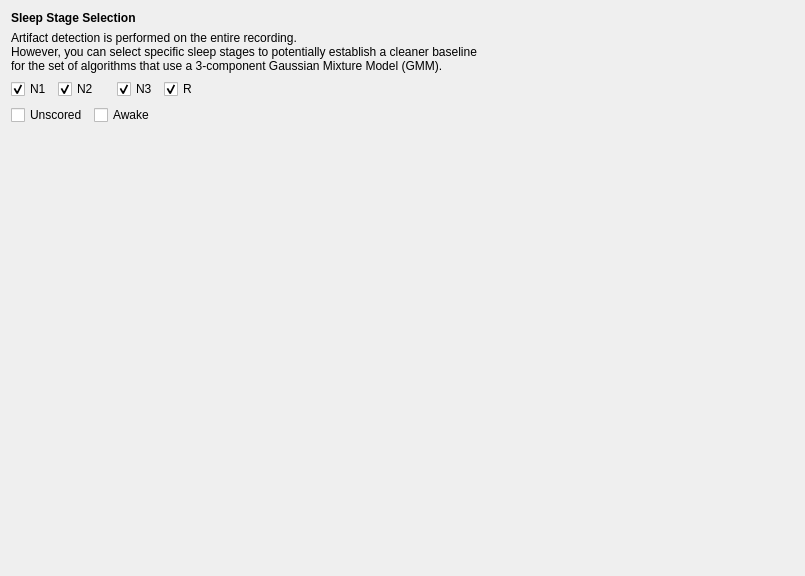
This is tools/CEAMSTools/DetectArtifacts/SleepStageSelStep/Ui_SleepStageSelStep.ui in SnoozToolbox/snooz-package-ceams as Qt 5 draws it before an edit. The edited form follows.
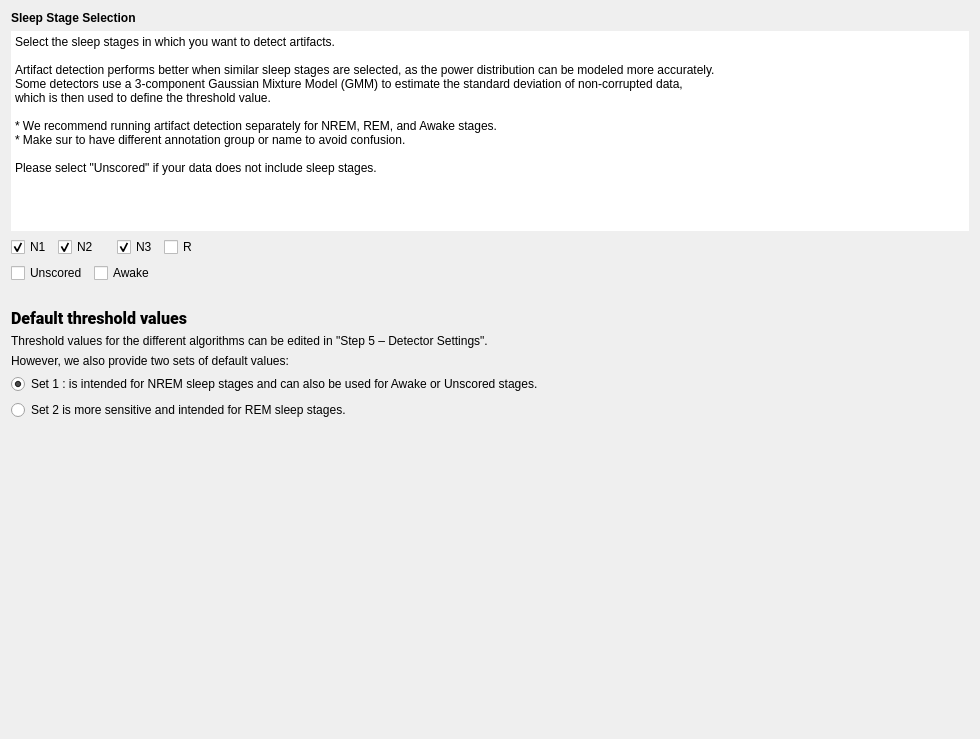
This is the edited form.

Commit message: WIP : still need to adapt thresholds.

The edit to the form file:
```diff
--- a/tools/CEAMSTools/DetectArtifacts/SleepStageSelStep/Ui_SleepStageSelStep.ui
+++ b/tools/CEAMSTools/DetectArtifacts/SleepStageSelStep/Ui_SleepStageSelStep.ui
@@ -6,8 +6,8 @@
    <rect>
     <x>0</x>
     <y>0</y>
-    <width>805</width>
-    <height>576</height>
+    <width>980</width>
+    <height>739</height>
    </rect>
   </property>
   <property name="windowTitle">
@@ -16,22 +16,69 @@
   <property name="styleSheet">
    <string notr="true">font: 12pt &quot;Roboto&quot;;</string>
   </property>
-  <layout class="QVBoxLayout" name="verticalLayout_2">
-   <item>
     <layout class="QVBoxLayout" name="verticalLayout">
      <item>
       <widget class="QLabel" name="label_7">
+     <property name="sizePolicy">
+      <sizepolicy hsizetype="Preferred" vsizetype="Fixed">
+       <horstretch>0</horstretch>
+       <verstretch>0</verstretch>
+      </sizepolicy>
+     </property>
        <property name="text">
         <string>&lt;html&gt;&lt;head/&gt;&lt;body&gt;&lt;p&gt;&lt;span style=&quot; font-weight:600;&quot;&gt;Sleep Stage Selection&lt;/span&gt;&lt;/p&gt;&lt;/body&gt;&lt;/html&gt;</string>
        </property>
       </widget>
      </item>
      <item>
-      <widget class="QLabel" name="label_8">
-       <property name="text">
-        <string>Artifact detection is performed on the entire recording.
-However, you can select specific sleep stages to potentially establish a cleaner baseline
-for the set of algorithms that use a 3-component Gaussian Mixture Model (GMM).</string>
+    <widget class="QPlainTextEdit" name="plainTextEdit">
+     <property name="sizePolicy">
+      <sizepolicy hsizetype="Expanding" vsizetype="Preferred">
+       <horstretch>0</horstretch>
+       <verstretch>0</verstretch>
+      </sizepolicy>
+     </property>
+     <property name="minimumSize">
+      <size>
+       <width>0</width>
+       <height>200</height>
+      </size>
+     </property>
+     <property name="maximumSize">
+      <size>
+       <width>16777215</width>
+       <height>200</height>
+      </size>
+     </property>
+     <property name="frameShape">
+      <enum>QFrame::Shape::NoFrame</enum>
+     </property>
+     <property name="lineWidth">
+      <number>0</number>
+     </property>
+     <property name="verticalScrollBarPolicy">
+      <enum>Qt::ScrollBarPolicy::ScrollBarAsNeeded</enum>
+     </property>
+     <property name="horizontalScrollBarPolicy">
+      <enum>Qt::ScrollBarPolicy::ScrollBarAsNeeded</enum>
+     </property>
+     <property name="sizeAdjustPolicy">
+      <enum>QAbstractScrollArea::SizeAdjustPolicy::AdjustToContents</enum>
+     </property>
+     <property name="readOnly">
+      <bool>true</bool>
+     </property>
+     <property name="plainText">
+      <string>Select the sleep stages in which you want to detect artifacts.
+
+Artifact detection performs better when similar sleep stages are selected, as the power distribution can be modeled more accurately. 
+Some detectors use a 3-component Gaussian Mixture Model (GMM) to estimate the standard deviation of non-corrupted data, 
+which is then used to define the threshold value.
+
+* We recommend running artifact detection separately for NREM, REM, and Awake stages.
+* Make sur to have different annotation group or name to avoid confusion.
+
+Please select &quot;Unscored&quot; if your data does not include sleep stages.</string>
        </property>
       </widget>
      </item>
@@ -75,7 +122,7 @@
             <string>R</string>
            </property>
            <property name="checked">
-            <bool>true</bool>
+          <bool>false</bool>
            </property>
           </widget>
          </item>
@@ -110,10 +157,101 @@
        </item>
       </layout>
      </item>
-    </layout>
+   <item>
+    <spacer name="verticalSpacer">
+     <property name="orientation">
+      <enum>Qt::Orientation::Vertical</enum>
+     </property>
+     <property name="sizeType">
+      <enum>QSizePolicy::Policy::Fixed</enum>
+     </property>
+     <property name="sizeHint" stdset="0">
+      <size>
+       <width>20</width>
+       <height>20</height>
+      </size>
+     </property>
+    </spacer>
    </item>
    <item>
-    <spacer name="verticalSpacer_4">
+    <widget class="QLabel" name="label">
+     <property name="sizePolicy">
+      <sizepolicy hsizetype="Preferred" vsizetype="Fixed">
+       <horstretch>0</horstretch>
+       <verstretch>0</verstretch>
+      </sizepolicy>
+     </property>
+     <property name="font">
+      <font>
+       <family>Roboto</family>
+       <pointsize>12</pointsize>
+       <italic>false</italic>
+       <bold>false</bold>
+      </font>
+     </property>
+     <property name="text">
+      <string>&lt;html&gt;&lt;head/&gt;&lt;body&gt;&lt;p&gt;&lt;span style=&quot; font-weight:700;&quot;&gt;Default threshold values&lt;/span&gt;&lt;/p&gt;&lt;/body&gt;&lt;/html&gt;</string>
+     </property>
+    </widget>
+   </item>
+   <item>
+    <widget class="QLabel" name="label_3">
+     <property name="sizePolicy">
+      <sizepolicy hsizetype="Preferred" vsizetype="Fixed">
+       <horstretch>0</horstretch>
+       <verstretch>0</verstretch>
+      </sizepolicy>
+     </property>
+     <property name="text">
+      <string>Threshold values for the different algorithms can be edited in &quot;Step 5 – Detector Settings&quot;.</string>
+     </property>
+    </widget>
+   </item>
+   <item>
+    <widget class="QLabel" name="label_4">
+     <property name="sizePolicy">
+      <sizepolicy hsizetype="Preferred" vsizetype="Fixed">
+       <horstretch>0</horstretch>
+       <verstretch>0</verstretch>
+      </sizepolicy>
+     </property>
+     <property name="text">
+      <string>However, we also provide two sets of default values:</string>
+     </property>
+    </widget>
+   </item>
+   <item>
+    <widget class="QRadioButton" name="radioButton_set1">
+     <property name="text">
+      <string>Set 1 : is intended for NREM sleep stages and can also be used for Awake or Unscored stages.</string>
+     </property>
+     <property name="checked">
+      <bool>true</bool>
+     </property>
+     <attribute name="buttonGroup">
+      <string notr="true">Theshold_sets</string>
+     </attribute>
+    </widget>
+   </item>
+   <item>
+    <widget class="QRadioButton" name="radioButton_set2">
+     <property name="text">
+      <string>Set 2 is more sensitive and intended for REM sleep stages.</string>
+     </property>
+     <attribute name="buttonGroup">
+      <string notr="true">Theshold_sets</string>
+     </attribute>
+    </widget>
+   </item>
+   <item>
+    <widget class="QLabel" name="label_2">
+     <property name="text">
+      <string/>
+     </property>
+    </widget>
+   </item>
+   <item>
+    <spacer name="verticalSpacer_2">
      <property name="orientation">
       <enum>Qt::Orientation::Vertical</enum>
      </property>
@@ -123,7 +261,7 @@
      <property name="sizeHint" stdset="0">
       <size>
        <width>20</width>
-       <height>417</height>
+       <height>10</height>
       </size>
      </property>
     </spacer>
```
Left out of the diff: 3 changed lines with no effect on the pictures. Lines whose indentation alone changed are shown as unchanged. The commit also changes 3 other files.
